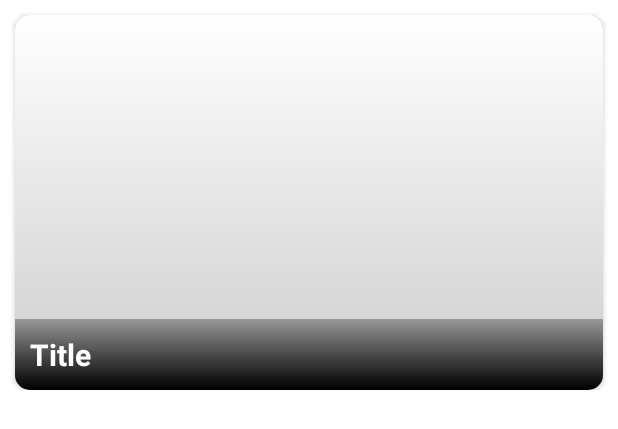
After one commit to cihancalli/Jsoup_Web_Scraping_Android_Kotlin, an Android app: the layout item_news.xml on its own in the app's theme, with its tools: preview values and no code run, on a phone screen of 412 x 824 dp. The commit adds this screen. Shown: the top 429 px of the screen. Run offline under Robolectric (Android 15) with nearby library versions, the phone set to English and light mode, and no system bars.

Commit message:
RecyclerView

```diff
--- /dev/null
+++ b/app/src/main/java/com/zerdasoftware/jsoupwebscraping/IJsoupData.kt
@@ -0,0 +1,5 @@
+package com.zerdasoftware.jsoupwebscraping
+
+interface IJsoupData {
+    fun getWebData(datas: ArrayList<New>)
+}
--- /dev/null
+++ b/app/src/main/java/com/zerdasoftware/jsoupwebscraping/ILoadMore.kt
@@ -0,0 +1,5 @@
+package com.zerdasoftware.jsoupwebscraping
+
+interface ILoadMore {
+    fun onLoadMore()
+}
--- a/app/src/main/java/com/zerdasoftware/jsoupwebscraping/New.kt
+++ b/app/src/main/java/com/zerdasoftware/jsoupwebscraping/New.kt
@@ -1,3 +1,5 @@
 package com.zerdasoftware.jsoupwebscraping
 
-class New (var image:String,var title:String,var details:String)
+import java.io.Serializable
+
+class New (var image:String,var title:String,var details:String): Serializable
--- /dev/null
+++ b/app/src/main/res/drawable/gradient_card.xml
@@ -0,0 +1,9 @@
+<?xml version="1.0" encoding="utf-8"?>
+<shape xmlns:android="http://schemas.android.com/apk/res/android">
+    <gradient
+        android:startColor="#33000000"
+        android:endColor="@android:color/transparent"
+        android:angle="90"
+        />
+
+</shape>
--- /dev/null
+++ b/app/src/main/res/drawable/gradient_title.xml
@@ -0,0 +1,10 @@
+<?xml version="1.0" encoding="utf-8"?>
+<shape xmlns:android="http://schemas.android.com/apk/res/android">
+
+    <gradient
+        android:startColor="#000000"
+        android:endColor="#754e4d4d"
+        android:angle="90"
+        />
+
+</shape>
--- /dev/null
+++ b/app/src/main/res/layout/item_news.xml
@@ -0,0 +1,39 @@
+<?xml version="1.0" encoding="utf-8"?>
+<androidx.constraintlayout.widget.ConstraintLayout xmlns:android="http://schemas.android.com/apk/res/android"
+    android:layout_width="match_parent"
+    android:layout_height="wrap_content"
+    xmlns:app="http://schemas.android.com/apk/res-auto">
+
+    <androidx.cardview.widget.CardView
+        style="@style/CardView.Light"
+        android:layout_width="match_parent"
+        android:layout_height="250dp"
+        android:layout_margin="10dp"
+        app:cardCornerRadius="10dp"
+        app:layout_constraintEnd_toEndOf="parent"
+        app:layout_constraintStart_toStartOf="parent"
+        app:layout_constraintTop_toTopOf="parent">
+
+        <ImageView
+            android:id="@+id/image_card"
+            android:src="@drawable/gradient_card"
+            android:scaleType="centerCrop"
+            android:layout_width="match_parent"
+            android:layout_height="match_parent"/>
+
+        <TextView
+            android:id="@+id/txt_title"
+            android:layout_gravity="bottom"
+            style="@style/TextAppearance.AppCompat.Headline"
+            android:text="Title"
+            android:background="@drawable/gradient_title"
+            android:textColor="#ffffff"
+            android:padding="10dp"
+            android:textSize="20sp"
+            android:textStyle="bold"
+            android:layout_width="match_parent"
+            android:layout_height="wrap_content"/>
+
+    </androidx.cardview.widget.CardView>
+
+</androidx.constraintlayout.widget.ConstraintLayout>
--- a/app/src/main/res/values/colors.xml
+++ b/app/src/main/res/values/colors.xml
@@ -7,4 +7,8 @@
     <color name="teal_700">#FF018786</color>
     <color name="black">#FF000000</color>
     <color name="white">#FFFFFFFF</color>
+
+    <color name="colorPrimary">#212E53</color>
+    <color name="colorPrimaryDark">#212E53</color>
+    <color name="colorAccent">#FFFFFFFF</color>
 </resources>
```
Also changed, not shown: app/src/main/java/com/zerdasoftware/jsoupwebscraping/LoadNews.kt (added, +50 -0 lines), app/src/main/java/com/zerdasoftware/jsoupwebscraping/LoadViewHolder.kt (added, +14 -0 lines), app/src/main/java/com/zerdasoftware/jsoupwebscraping/MainActivity.kt (+22 -0 lines), app/src/main/java/com/zerdasoftware/jsoupwebscraping/NewAdapter.kt (added, +79 -0 lines), app/src/main/java/com/zerdasoftware/jsoupwebscraping/NewsViewHolder.kt (added, +19 -0 lines), app/src/main/java/com/zerdasoftware/jsoupwebscraping/SplashActivity.kt (+12 -44 lines), app/src/main/res/layout/activity_main.xml (+9 -5 lines), app/src/main/res/layout/item_loader.xml (added, +18 -0 lines).
